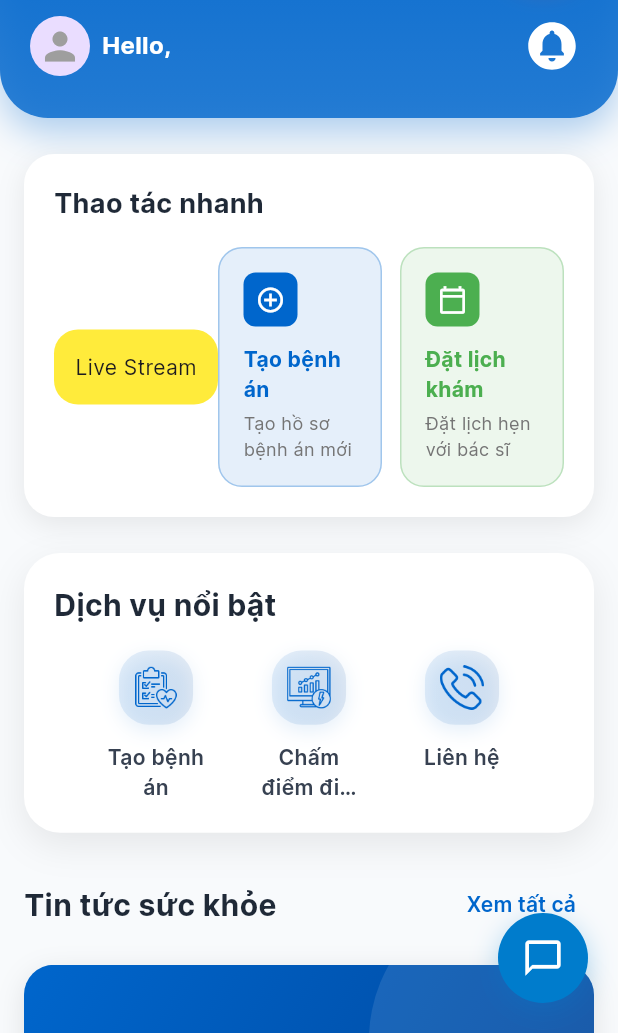
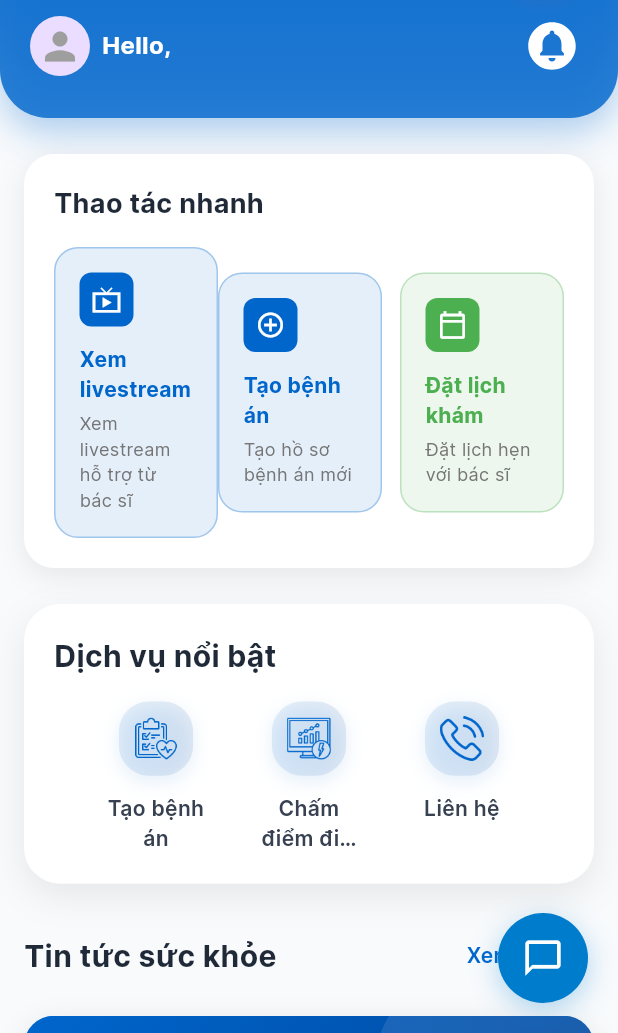
Before and after one commit to Chuyn2k3/urticaria, a Flutter app: the HomePage screen opened directly, on a phone screen of 412 x 824 dp, the part 203-1236 px from its top. Run offline on Flutter 3.47's test engine with Material 3 defaults, Android fonts, the phone set to English and light mode, and no system bars; drawn by our look-alikes of animated_text_kit, carousel_slider, toastification; our stand-ins replace another_flushbar, cached_network_image, camera, connectivity_plus, dio, dotted_border and 21 more; missing offline and left inert: agora_rtc_engine; accounts and stored records are empty; generated files the repository leaves out were written again; project files that could hold a hidden picture were left out.

Commit message:
create live

```diff
--- a/lib/feature/home/home_page.dart
+++ b/lib/feature/home/home_page.dart
@@ -161,18 +161,12 @@
           Row(
             children: [
               Expanded(
-                child: GestureDetector(
-                  onTap: () {
-                    GoRouter.of(context).push(GoRouterName.live.routePath);
-                  },
-                  child: Container(
-                    decoration: BoxDecoration(
-                        color: Colors.yellow,
-                        borderRadius: BorderRadius.circular(16)),
-                    width: 100,
-                    height: 50,
-                    child: Center(child: const Text("Live Stream")),
-                  ),
+                child: _buildQuickActionCard(
+                  'Xem livestream',
+                  'Xem livestream hỗ trợ từ bác sĩ',
+                  Icons.live_tv_sharp,
+                  themeColor,
+                  () => GoRouter.of(context).push(GoRouterName.live.routePath),
                 ),
               ),
               Expanded(
```
